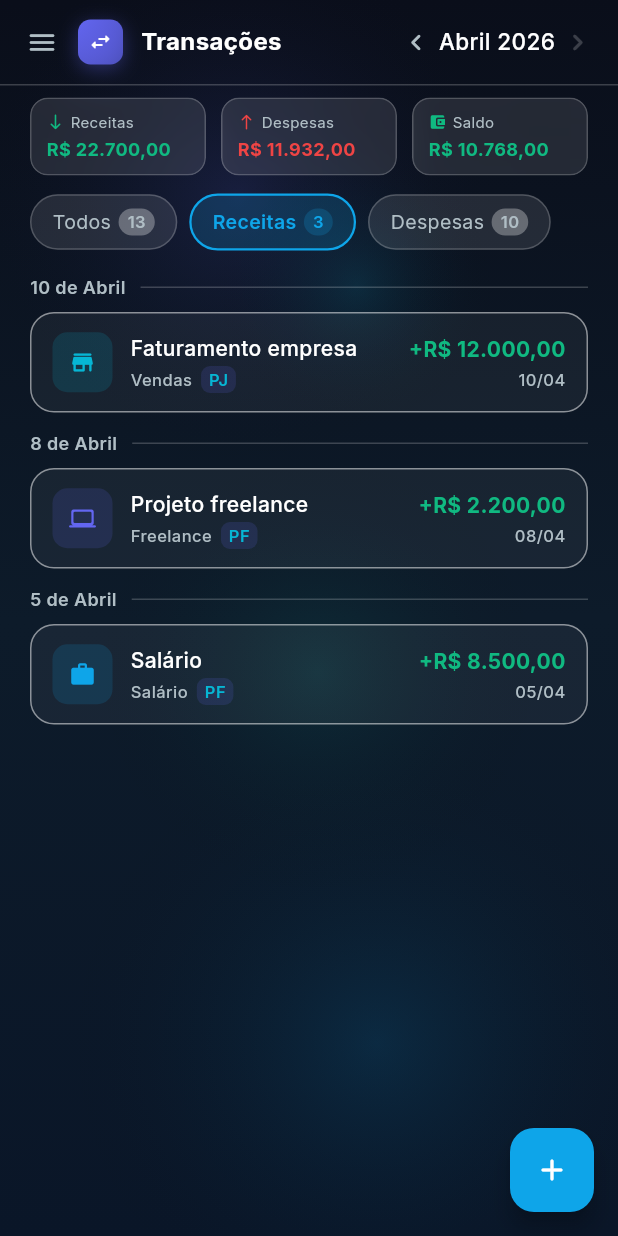
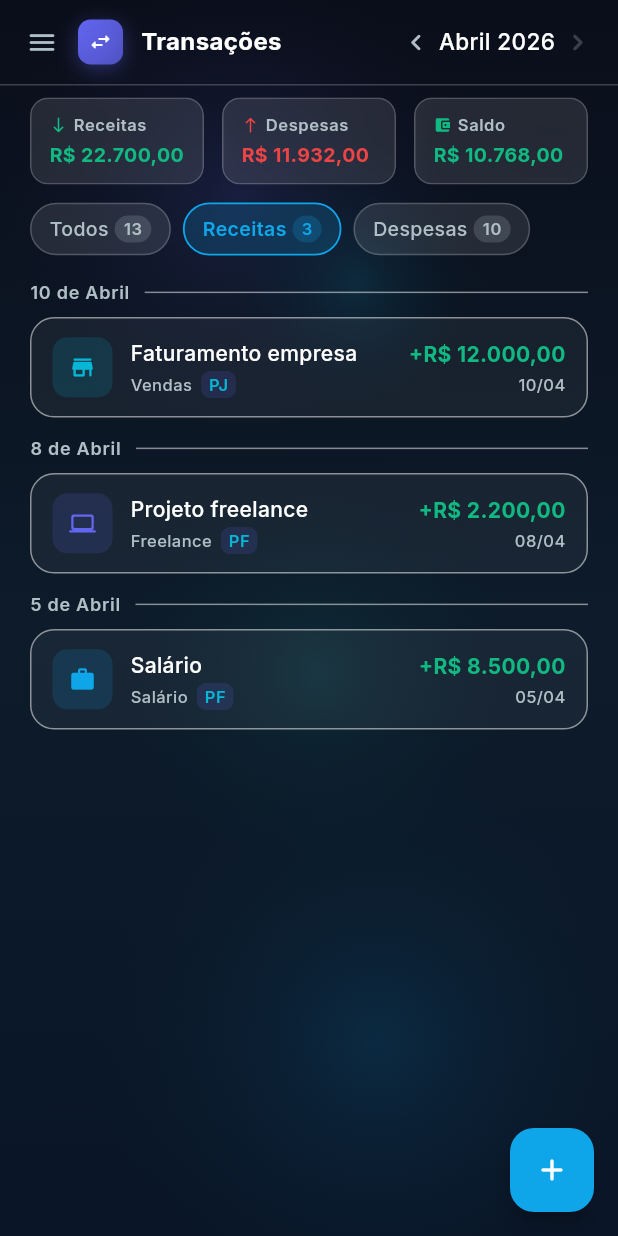
Before and after one commit to devchave/MaestroFinancas, a Flutter app: the TransactionsScreen screen opened by its route, after a tap on the "menu" icon, after a tap on the "chevron right" icon, after a tap on "Receitas", on a phone screen of 412 x 824 dp. Run offline on Flutter 3.47's test engine with Material 3 defaults, Android fonts, the phone set to English and light mode, and no system bars; our stand-ins replace flutter_animate, go_router, google_fonts.

Commit message:
Refactor TransactionsScreen to use design system
- StatusChip replaces custom _FilterTab (fixes _FilterTab naming lint too)
- AppCard replaces bespoke GlassContainer for summary tiles
- AppDivider in date headers
- All padding/radius/typography via tokens
- Removed _SummaryChip/_FilterTab in favor of shared components

https://claude.ai/code/session_011YfDwKA5sEXCSYcbTsZePf

```diff
--- a/app/lib/screens/tools/transactions_screen.dart
+++ b/app/lib/screens/tools/transactions_screen.dart
@@ -1,13 +1,15 @@
 import 'package:flutter/material.dart';
-import 'package:google_fonts/google_fonts.dart';
 import '../../models/transaction.dart';
 import '../../theme/app_colors.dart';
+import '../../theme/app_radius.dart';
+import '../../theme/app_spacing.dart';
+import '../../theme/app_typography.dart';
 import '../../widgets/add_transaction_sheet.dart';
-import '../../widgets/glass_container.dart';
+import '../../widgets/app_ui.dart';
 import '../../widgets/tool_scaffold.dart';
 import 'dashboard_screen.dart' show MonthSelector, TxRow;
 
-enum _Filter { all, income, expense }
+enum TxFilter { all, income, expense }
 
 class TransactionsScreen extends StatefulWidget {
   const TransactionsScreen({super.key});
@@ -18,7 +20,7 @@ class TransactionsScreen extends StatefulWidget {
 
 class _TransactionsScreenState extends State<TransactionsScreen> {
   late DateTime _month;
-  _Filter _filter = _Filter.all;
+  TxFilter _filter = TxFilter.all;
   final _store = TransactionStore.instance;
 
   @override
@@ -29,16 +31,17 @@ class _TransactionsScreenState extends State<TransactionsScreen> {
   }
 
   List<Transaction> _filtered(List<Transaction> all) => switch (_filter) {
-        _Filter.income => all.where((t) => t.type == TxType.income).toList(),
-        _Filter.expense => all.where((t) => t.type == TxType.expense).toList(),
-        _Filter.all => all,
+        TxFilter.income =>
+          all.where((t) => t.type == TxType.income).toList(),
+        TxFilter.expense =>
+          all.where((t) => t.type == TxType.expense).toList(),
+        TxFilter.all => all,
       };
 
   Map<String, List<Transaction>> _grouped(List<Transaction> txs) {
     final map = <String, List<Transaction>>{};
     for (final t in txs) {
-      final key = fmtDateGroup(t.date);
-      (map[key] ??= []).add(t);
+      (map[fmtDateGroup(t.date)] ??= []).add(t);
     }
     return map;
   }
@@ -75,58 +78,80 @@ class _TransactionsScreenState extends State<TransactionsScreen> {
 
           return Column(
             children: [
-              // Mini summary
+              // Resumo
               Padding(
-                padding: const EdgeInsets.fromLTRB(20, 8, 20, 12),
+                padding: const EdgeInsets.fromLTRB(
+                    AppSpacing.screen,
+                    AppSpacing.sm,
+                    AppSpacing.screen,
+                    AppSpacing.smd),
                 child: Row(
                   children: [
-                    _SummaryChip(
+                    Expanded(
+                      child: _SummaryTile(
                           label: 'Receitas',
                           value: income,
                           color: AppColors.positive,
                           icon: Icons.south_rounded),
-                    const SizedBox(width: 10),
-                    _SummaryChip(
+                    ),
+                    const SizedBox(width: AppSpacing.smd),
+                    Expanded(
+                      child: _SummaryTile(
                           label: 'Despesas',
                           value: expense,
                           color: AppColors.negative,
                           icon: Icons.north_rounded),
-                    const SizedBox(width: 10),
-                    _SummaryChip(
+                    ),
+                    const SizedBox(width: AppSpacing.smd),
+                    Expanded(
+                      child: _SummaryTile(
                           label: 'Saldo',
                           value: income - expense,
                           color: (income - expense) >= 0
                               ? AppColors.positive
                               : AppColors.negative,
                           icon: Icons.account_balance_wallet_rounded),
+                    ),
                   ],
                 ),
               ),
 
-              // Filter tabs
+              // Filtros
               Padding(
-                padding: const EdgeInsets.symmetric(horizontal: 20),
+                padding:
+                    const EdgeInsets.symmetric(horizontal: AppSpacing.screen),
                 child: Row(
                   children: [
-                    _FilterTab('Todos', _Filter.all, all.length),
-                    const SizedBox(width: 8),
-                    _FilterTab('Receitas', _Filter.income,
-                        all.where((t) => t.type == TxType.income).length),
-                    const SizedBox(width: 8),
-                    _FilterTab('Despesas', _Filter.expense,
-                        all.where((t) => t.type == TxType.expense).length),
+                    _filterChip('Todos', TxFilter.all, all.length),
+                    const SizedBox(width: AppSpacing.sm),
+                    _filterChip(
+                        'Receitas',
+                        TxFilter.income,
+                        all
+                            .where((t) => t.type == TxType.income)
+                            .length),
+                    const SizedBox(width: AppSpacing.sm),
+                    _filterChip(
+                        'Despesas',
+                        TxFilter.expense,
+                        all
+                            .where((t) => t.type == TxType.expense)
+                            .length),
                   ],
                 ),
               ),
-              const SizedBox(height: 12),
+              const SizedBox(height: AppSpacing.smd),
 
-              // List
+              // Lista
               Expanded(
                 child: visible.isEmpty
                     ? _EmptyList()
                     : ListView(
-                        padding:
-                            const EdgeInsets.fromLTRB(20, 0, 20, 100),
+                        padding: const EdgeInsets.fromLTRB(
+                            AppSpacing.screen,
+                            0,
+                            AppSpacing.screen,
+                            AppSpacing.hero + AppSpacing.xl),
                         children: [
                           for (final entry in groups.entries) ...[
                             _DateHeader(label: entry.key),
@@ -144,63 +169,26 @@ class _TransactionsScreenState extends State<TransactionsScreen> {
     );
   }
 
-  Widget _FilterTab(String label, _Filter value, int count) {
-    final sel = _filter == value;
-    return GestureDetector(
+  Widget _filterChip(String label, TxFilter value, int count) {
+    return StatusChip(
+      label: label,
+      color: AppColors.accent1,
+      selected: _filter == value,
+      count: count,
       onTap: () => setState(() => _filter = value),
-      child: Container(
-        padding: const EdgeInsets.symmetric(horizontal: 14, vertical: 8),
-        decoration: BoxDecoration(
-          color: sel
-              ? AppColors.accent1.withValues(alpha: 0.18)
-              : AppColors.glassWhite,
-          borderRadius: BorderRadius.circular(20),
-          border: Border.all(
-            color: sel ? AppColors.accent1 : AppColors.glassBorder,
-            width: sel ? 1.5 : 1,
-          ),
-        ),
-        child: Row(
-          mainAxisSize: MainAxisSize.min,
-          children: [
-            Text(
-              label,
-              style: GoogleFonts.inter(
-                color: sel ? AppColors.accent1 : AppColors.textSecondary,
-                fontSize: 13,
-                fontWeight: sel ? FontWeight.w600 : FontWeight.w400,
-              ),
-            ),
-            const SizedBox(width: 5),
-            Container(
-              padding: const EdgeInsets.symmetric(horizontal: 6, vertical: 1),
-              decoration: BoxDecoration(
-                color: sel
-                    ? AppColors.accent1.withValues(alpha: 0.2)
-                    : AppColors.glassBorder.withValues(alpha: 0.3),
-                borderRadius: BorderRadius.circular(10),
-              ),
-              child: Text('$count',
-                  style: GoogleFonts.inter(
-                    color: sel ? AppColors.accent1 : AppColors.textSecondary,
-                    fontSize: 11,
-                    fontWeight: FontWeight.w600,
-                  )),
-            ),
-          ],
-        ),
-      ),
     );
   }
 }
 
-class _SummaryChip extends StatelessWidget {
+// ─── Summary tile ─────────────────────────────────────────────────────────────
+
+class _SummaryTile extends StatelessWidget {
   final String label;
   final double value;
   final Color color;
   final IconData icon;
 
-  const _SummaryChip({
+  const _SummaryTile({
     required this.label,
     required this.value,
     required this.color,
@@ -209,10 +197,10 @@ class _SummaryChip extends StatelessWidget {
 
   @override
   Widget build(BuildContext context) {
-    return Expanded(
-      child: GlassContainer(
-        padding: const EdgeInsets.symmetric(horizontal: 10, vertical: 8),
-        borderRadius: 12,
+    return AppCard(
+      padding: const EdgeInsets.symmetric(
+          horizontal: AppSpacing.smd, vertical: AppSpacing.sm + 1),
+      radius: AppRadius.md,
       child: Column(
         crossAxisAlignment: CrossAxisAlignment.start,
         children: [
@@ -220,24 +208,25 @@ class _SummaryChip extends StatelessWidget {
             children: [
               Icon(icon, color: color, size: 12),
               const SizedBox(width: 4),
-                Text(label,
-                    style: GoogleFonts.inter(
-                        color: AppColors.textSecondary, fontSize: 10)),
+              Text(label, style: AppTypo.labelSmall),
             ],
           ),
           const SizedBox(height: 3),
           Text(
             fmtBRL(value.abs()),
-              style: GoogleFonts.inter(
-                  color: color, fontSize: 12, fontWeight: FontWeight.w700),
+            style: AppTypo.bodySmall.copyWith(
+              color: color,
+              fontWeight: FontWeight.w700,
+            ),
             overflow: TextOverflow.ellipsis,
           ),
         ],
       ),
-      ),
     );
   }
 }
+
+// ─── Date header ──────────────────────────────────────────────────────────────
 
 class _DateHeader extends StatelessWidget {
   final String label;
@@ -246,22 +235,20 @@ class _DateHeader extends StatelessWidget {
   @override
   Widget build(BuildContext context) {
     return Padding(
-      padding: const EdgeInsets.only(bottom: 8, top: 4),
+      padding: const EdgeInsets.only(
+          bottom: AppSpacing.sm, top: AppSpacing.xs),
       child: Row(
         children: [
-          Text(label,
-              style: GoogleFonts.inter(
-                  color: AppColors.textSecondary,
-                  fontSize: 12,
-                  fontWeight: FontWeight.w600)),
-          const SizedBox(width: 10),
-          const Expanded(
-              child: Divider(color: AppColors.glassBorder, height: 1)),
+          Text(label, style: AppTypo.label),
+          const SizedBox(width: AppSpacing.smd - 2),
+          const Expanded(child: AppDivider()),
         ],
       ),
     );
   }
 }
+
+// ─── Empty ────────────────────────────────────────────────────────────────────
 
 class _EmptyList extends StatelessWidget {
   @override
@@ -272,10 +259,10 @@ class _EmptyList extends StatelessWidget {
         children: [
           Icon(Icons.receipt_long_rounded,
               color: AppColors.glassBorder, size: 40),
-          const SizedBox(height: 12),
+          const SizedBox(height: AppSpacing.smd),
           Text('Nenhuma transação encontrada',
-              style: GoogleFonts.inter(
-                  color: AppColors.textSecondary, fontSize: 14)),
+              style: AppTypo.body
+                  .copyWith(color: AppColors.textSecondary)),
         ],
       ),
     );
```
Lines whose indentation alone changed are shown as unchanged.
